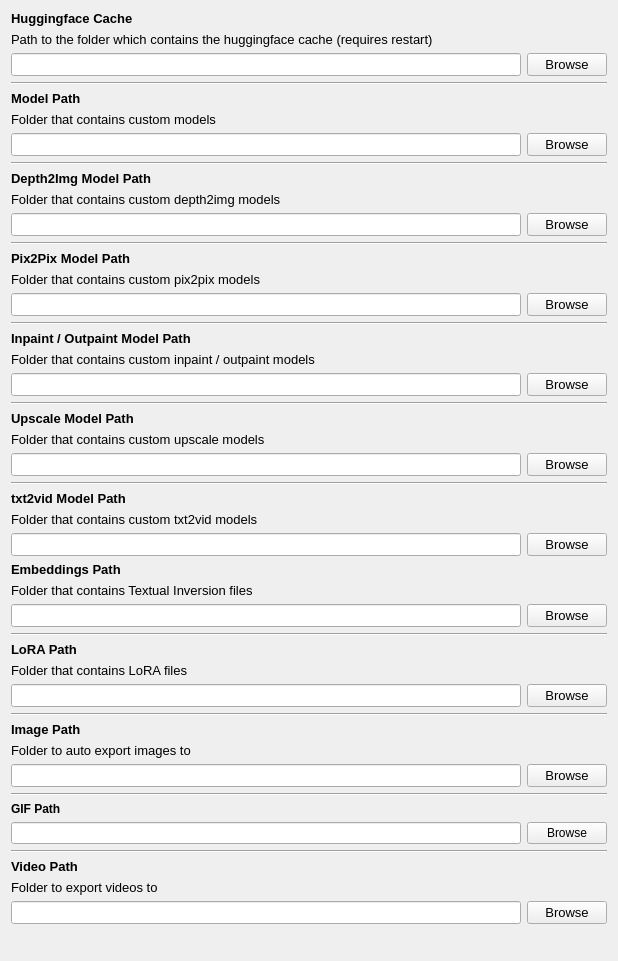
First picture: the form in src/airunner/pyqt/widgets/paths.ui, repository Capsize-Games/airunner, before the edit.
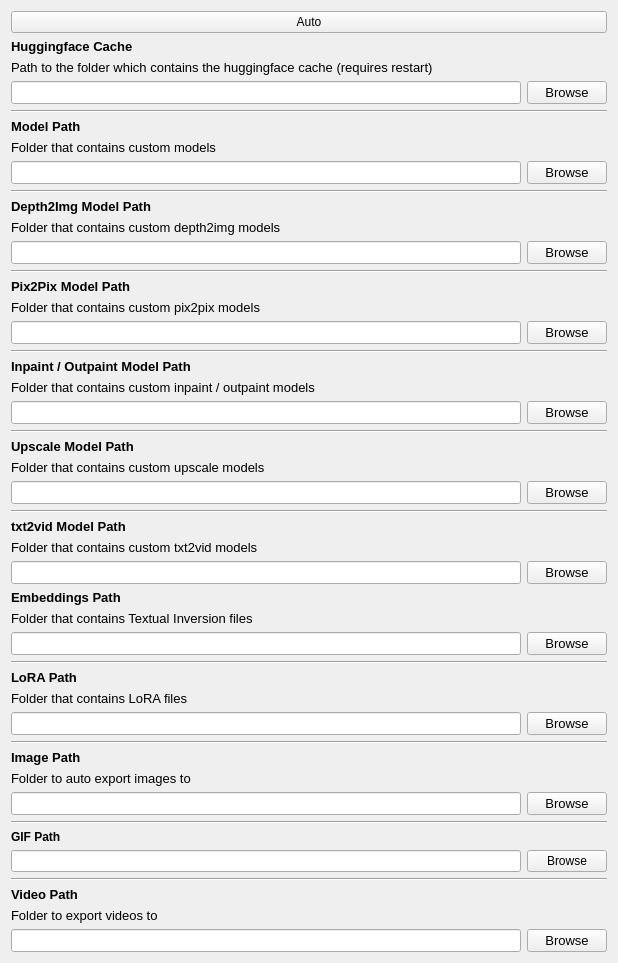
Second picture: the form after the edit.

Commit message: updates to paths widget

```diff
--- a/src/airunner/pyqt/widgets/paths.ui
+++ b/src/airunner/pyqt/widgets/paths.ui
@@ -14,134 +14,72 @@
    <string>Form</string>
   </property>
   <layout class="QGridLayout" name="gridLayout">
-   <item row="29" column="0">
-    <layout class="QHBoxLayout" name="horizontalLayout_10">
-     <item>
-      <widget class="QLineEdit" name="txt2vid_model_path">
-       <property name="font">
-        <font>
-         <family>Ubuntu</family>
-         <pointsize>10</pointsize>
-        </font>
-       </property>
-      </widget>
-     </item>
-     <item>
-      <widget class="QPushButton" name="txt2vid_model_button">
-       <property name="font">
-        <font>
-         <family>Ubuntu</family>
-         <pointsize>10</pointsize>
-        </font>
-       </property>
-       <property name="text">
-        <string>Browse</string>
-       </property>
-      </widget>
-     </item>
-    </layout>
-   </item>
-   <item row="16" column="0">
-    <widget class="QLabel" name="label_11">
-     <property name="font">
-      <font>
-       <pointsize>10</pointsize>
-      </font>
-     </property>
-     <property name="text">
-      <string>Folder that contains custom pix2pix models</string>
-     </property>
-    </widget>
-   </item>
-   <item row="19" column="0">
-    <widget class="QLabel" name="label_14">
-     <property name="font">
-      <font>
-       <pointsize>10</pointsize>
-       <bold>true</bold>
-      </font>
-     </property>
-     <property name="text">
-      <string>Inpaint / Outpaint Model Path</string>
-     </property>
-    </widget>
-   </item>
-   <item row="23" column="0">
-    <widget class="QLabel" name="label_15">
-     <property name="font">
-      <font>
-       <pointsize>10</pointsize>
-       <bold>true</bold>
-      </font>
-     </property>
-     <property name="text">
-      <string>Upscale Model Path</string>
-     </property>
-    </widget>
-   </item>
-   <item row="31" column="0">
-    <widget class="QLabel" name="label_5">
-     <property name="font">
-      <font>
-       <pointsize>10</pointsize>
-       <bold>true</bold>
-      </font>
-     </property>
-     <property name="text">
-      <string>Embeddings Path</string>
-     </property>
-    </widget>
-   </item>
    <item row="40" column="0">
-    <widget class="QLabel" name="label_8">
+    <widget class="QLabel" name="label_7">
      <property name="font">
       <font>
        <pointsize>10</pointsize>
+       <bold>true</bold>
       </font>
      </property>
      <property name="text">
-      <string>Folder to auto export images to</string>
+      <string>Image Path</string>
      </property>
     </widget>
    </item>
-   <item row="1" column="0">
-    <widget class="QLabel" name="label_23">
-     <property name="font">
-      <font>
-       <pointsize>10</pointsize>
-      </font>
+   <item row="5" column="0">
+    <widget class="Line" name="line_10">
+     <property name="orientation">
+      <enum>Qt::Horizontal</enum>
      </property>
-     <property name="text">
-      <string>Path to the folder which contains the huggingface cache (requires restart)</string>
-     </property>
     </widget>
    </item>
-   <item row="32" column="0">
-    <widget class="QLabel" name="label_6">
-     <property name="font">
-      <font>
-       <pointsize>10</pointsize>
-      </font>
+   <item row="35" column="0">
+    <widget class="Line" name="line_2">
+     <property name="orientation">
+      <enum>Qt::Horizontal</enum>
      </property>
-     <property name="text">
-      <string>Folder that contains Textual Inversion files</string>
-     </property>
     </widget>
    </item>
-   <item row="45" column="0">
-    <widget class="QLabel" name="label_21">
+   <item row="16" column="0">
+    <widget class="QLabel" name="label_12">
      <property name="font">
       <font>
-       <pointsize>9</pointsize>
+       <pointsize>10</pointsize>
        <bold>true</bold>
       </font>
      </property>
      <property name="text">
-      <string>GIF Path</string>
+      <string>Pix2Pix Model Path</string>
      </property>
     </widget>
    </item>
-   <item row="9" column="0">
+   <item row="14" column="0">
+    <layout class="QHBoxLayout" name="horizontalLayout_5">
+     <item>
+      <widget class="QLineEdit" name="depth2img_model_path">
+       <property name="font">
+        <font>
+         <pointsize>10</pointsize>
+        </font>
+       </property>
+      </widget>
+     </item>
+     <item>
+      <widget class="QPushButton" name="depth2img_model_button">
+       <property name="font">
+        <font>
+         <pointsize>10</pointsize>
+        </font>
+       </property>
+       <property name="text">
+        <string>Browse</string>
+       </property>
+      </widget>
+     </item>
+    </layout>
+   </item>
+   <item row="10" column="0">
     <layout class="QHBoxLayout" name="horizontalLayout">
      <item>
       <widget class="QLineEdit" name="model_base_path">
@@ -166,7 +104,46 @@
      </item>
     </layout>
    </item>
-   <item row="33" column="0">
+   <item row="36" column="0">
+    <widget class="QLabel" name="label_3">
+     <property name="font">
+      <font>
+       <pointsize>10</pointsize>
+       <bold>true</bold>
+      </font>
+     </property>
+     <property name="text">
+      <string>LoRA Path</string>
+     </property>
+    </widget>
+   </item>
+   <item row="1" column="0">
+    <widget class="QLabel" name="label_22">
+     <property name="font">
+      <font>
+       <pointsize>10</pointsize>
+       <bold>true</bold>
+      </font>
+     </property>
+     <property name="text">
+      <string>Huggingface Cache</string>
+     </property>
+    </widget>
+   </item>
+   <item row="28" column="0">
+    <widget class="QLabel" name="label_19">
+     <property name="font">
+      <font>
+       <pointsize>10</pointsize>
+       <bold>true</bold>
+      </font>
+     </property>
+     <property name="text">
+      <string>txt2vid Model Path</string>
+     </property>
+    </widget>
+   </item>
+   <item row="34" column="0">
     <layout class="QHBoxLayout" name="horizontalLayout_2">
      <item>
       <widget class="QLineEdit" name="embeddings_path">
@@ -191,7 +168,231 @@
      </item>
     </layout>
    </item>
+   <item row="33" column="0">
+    <widget class="QLabel" name="label_6">
+     <property name="font">
+      <font>
+       <pointsize>10</pointsize>
+      </font>
+     </property>
+     <property name="text">
+      <string>Folder that contains Textual Inversion files</string>
+     </property>
+    </widget>
+   </item>
+   <item row="32" column="0">
+    <widget class="QLabel" name="label_5">
+     <property name="font">
+      <font>
+       <pointsize>10</pointsize>
+       <bold>true</bold>
+      </font>
+     </property>
+     <property name="text">
+      <string>Embeddings Path</string>
+     </property>
+    </widget>
+   </item>
+   <item row="23" column="0">
+    <widget class="Line" name="line_6">
+     <property name="orientation">
+      <enum>Qt::Horizontal</enum>
+     </property>
+    </widget>
+   </item>
    <item row="46" column="0">
+    <widget class="QLabel" name="label_21">
+     <property name="font">
+      <font>
+       <pointsize>9</pointsize>
+       <bold>true</bold>
+      </font>
+     </property>
+     <property name="text">
+      <string>GIF Path</string>
+     </property>
+    </widget>
+   </item>
+   <item row="38" column="0">
+    <layout class="QHBoxLayout" name="horizontalLayout_3">
+     <item>
+      <widget class="QLineEdit" name="lora_path">
+       <property name="font">
+        <font>
+         <pointsize>10</pointsize>
+        </font>
+       </property>
+      </widget>
+     </item>
+     <item>
+      <widget class="QPushButton" name="lora_button">
+       <property name="font">
+        <font>
+         <pointsize>10</pointsize>
+        </font>
+       </property>
+       <property name="text">
+        <string>Browse</string>
+       </property>
+      </widget>
+     </item>
+    </layout>
+   </item>
+   <item row="30" column="0">
+    <layout class="QHBoxLayout" name="horizontalLayout_10">
+     <item>
+      <widget class="QLineEdit" name="txt2vid_model_path">
+       <property name="font">
+        <font>
+         <family>Ubuntu</family>
+         <pointsize>10</pointsize>
+        </font>
+       </property>
+      </widget>
+     </item>
+     <item>
+      <widget class="QPushButton" name="txt2vid_model_button">
+       <property name="font">
+        <font>
+         <family>Ubuntu</family>
+         <pointsize>10</pointsize>
+        </font>
+       </property>
+       <property name="text">
+        <string>Browse</string>
+       </property>
+      </widget>
+     </item>
+    </layout>
+   </item>
+   <item row="18" column="0">
+    <layout class="QHBoxLayout" name="horizontalLayout_6">
+     <item>
+      <widget class="QLineEdit" name="pix2pix_model_path">
+       <property name="font">
+        <font>
+         <pointsize>10</pointsize>
+        </font>
+       </property>
+      </widget>
+     </item>
+     <item>
+      <widget class="QPushButton" name="pix2pix_model_button">
+       <property name="font">
+        <font>
+         <pointsize>10</pointsize>
+        </font>
+       </property>
+       <property name="text">
+        <string>Browse</string>
+       </property>
+      </widget>
+     </item>
+    </layout>
+   </item>
+   <item row="37" column="0">
+    <widget class="QLabel" name="label_4">
+     <property name="font">
+      <font>
+       <pointsize>10</pointsize>
+      </font>
+     </property>
+     <property name="text">
+      <string>Folder that contains LoRA files</string>
+     </property>
+    </widget>
+   </item>
+   <item row="52" column="0">
+    <layout class="QHBoxLayout" name="horizontalLayout_9">
+     <item>
+      <widget class="QLineEdit" name="video_path">
+       <property name="font">
+        <font>
+         <pointsize>10</pointsize>
+        </font>
+       </property>
+      </widget>
+     </item>
+     <item>
+      <widget class="QPushButton" name="video_button">
+       <property name="font">
+        <font>
+         <pointsize>10</pointsize>
+        </font>
+       </property>
+       <property name="text">
+        <string>Browse</string>
+       </property>
+      </widget>
+     </item>
+    </layout>
+   </item>
+   <item row="20" column="0">
+    <widget class="QLabel" name="label_14">
+     <property name="font">
+      <font>
+       <pointsize>10</pointsize>
+       <bold>true</bold>
+      </font>
+     </property>
+     <property name="text">
+      <string>Inpaint / Outpaint Model Path</string>
+     </property>
+    </widget>
+   </item>
+   <item row="11" column="0">
+    <widget class="Line" name="line">
+     <property name="minimumSize">
+      <size>
+       <width>0</width>
+       <height>0</height>
+      </size>
+     </property>
+     <property name="orientation">
+      <enum>Qt::Horizontal</enum>
+     </property>
+    </widget>
+   </item>
+   <item row="19" column="0">
+    <widget class="Line" name="line_5">
+     <property name="orientation">
+      <enum>Qt::Horizontal</enum>
+     </property>
+    </widget>
+   </item>
+   <item row="39" column="0">
+    <widget class="Line" name="line_3">
+     <property name="orientation">
+      <enum>Qt::Horizontal</enum>
+     </property>
+    </widget>
+   </item>
+   <item row="9" column="0">
+    <widget class="QLabel" name="label_2">
+     <property name="font">
+      <font>
+       <pointsize>10</pointsize>
+      </font>
+     </property>
+     <property name="text">
+      <string>Folder that contains custom models</string>
+     </property>
+    </widget>
+   </item>
+   <item row="50" column="0">
+    <widget class="QLabel" name="label_17">
+     <property name="font">
+      <font>
+       <pointsize>10</pointsize>
+       <bold>true</bold>
+      </font>
+     </property>
+     <property name="text">
+      <string>Video Path</string>
+     </property>
+    </widget>
+   </item>
+   <item row="47" column="0">
     <layout class="QHBoxLayout" name="horizontalLayout_11">
      <item>
       <widget class="QLineEdit" name="gif_path">
@@ -216,7 +417,7 @@
      </item>
     </layout>
    </item>
-   <item row="20" column="0">
+   <item row="21" column="0">
     <widget class="QLabel" name="label_13">
      <property name="font">
       <font>
@@ -228,14 +429,83 @@
      </property>
     </widget>
    </item>
-   <item row="38" column="0">
-    <widget class="Line" name="line_3">
+   <item row="15" column="0">
+    <widget class="Line" name="line_4">
      <property name="orientation">
       <enum>Qt::Horizontal</enum>
      </property>
     </widget>
    </item>
-   <item row="3" column="0">
+   <item row="22" column="0">
+    <layout class="QHBoxLayout" name="horizontalLayout_7">
+     <item>
+      <widget class="QLineEdit" name="outpaint_model_path">
+       <property name="font">
+        <font>
+         <pointsize>10</pointsize>
+        </font>
+       </property>
+      </widget>
+     </item>
+     <item>
+      <widget class="QPushButton" name="outpaint_model_button">
+       <property name="font">
+        <font>
+         <pointsize>10</pointsize>
+        </font>
+       </property>
+       <property name="text">
+        <string>Browse</string>
+       </property>
+      </widget>
+     </item>
+    </layout>
+   </item>
+   <item row="41" column="0">
+    <widget class="QLabel" name="label_8">
+     <property name="font">
+      <font>
+       <pointsize>10</pointsize>
+      </font>
+     </property>
+     <property name="text">
+      <string>Folder to auto export images to</string>
+     </property>
+    </widget>
+   </item>
+   <item row="12" column="0">
+    <widget class="QLabel" name="label_10">
+     <property name="font">
+      <font>
+       <pointsize>10</pointsize>
+       <bold>true</bold>
+      </font>
+     </property>
+     <property name="text">
+      <string>Depth2Img Model Path</string>
+     </property>
+    </widget>
+   </item>
+   <item row="2" column="0">
+    <widget class="QLabel" name="label_23">
+     <property name="font">
+      <font>
+       <pointsize>10</pointsize>
+      </font>
+     </property>
+     <property name="text">
+      <string>Path to the folder which contains the huggingface cache (requires restart)</string>
+     </property>
+    </widget>
+   </item>
+   <item row="49" column="0">
+    <widget class="Line" name="line_9">
+     <property name="orientation">
+      <enum>Qt::Horizontal</enum>
+     </property>
+    </widget>
+   </item>
+   <item row="4" column="0">
     <layout class="QHBoxLayout" name="horizontalLayout_12">
      <item>
       <widget class="QLineEdit" name="hf_cache_path">
@@ -260,7 +530,7 @@
      </item>
     </layout>
    </item>
-   <item row="52" column="0">
+   <item row="53" column="0">
     <spacer name="verticalSpacer">
      <property name="orientation">
       <enum>Qt::Vertical</enum>
@@ -273,89 +543,20 @@
      </property>
     </spacer>
    </item>
+   <item row="24" column="0">
+    <widget class="QLabel" name="label_15">
+     <property name="font">
+      <font>
+       <pointsize>10</pointsize>
+       <bold>true</bold>
+      </font>
+     </property>
+     <property name="text">
+      <string>Upscale Model Path</string>
+     </property>
+    </widget>
+   </item>
    <item row="51" column="0">
-    <layout class="QHBoxLayout" name="horizontalLayout_9">
-     <item>
-      <widget class="QLineEdit" name="video_path">
-       <property name="font">
-        <font>
-         <pointsize>10</pointsize>
-        </font>
-       </property>
-      </widget>
-     </item>
-     <item>
-      <widget class="QPushButton" name="video_button">
-       <property name="font">
-        <font>
-         <pointsize>10</pointsize>
-        </font>
-       </property>
-       <property name="text">
-        <string>Browse</string>
-       </property>
-      </widget>
-     </item>
-    </layout>
-   </item>
-   <item row="48" column="0">
-    <widget class="Line" name="line_9">
-     <property name="orientation">
-      <enum>Qt::Horizontal</enum>
-     </property>
-    </widget>
-   </item>
-   <item row="25" column="0">
-    <layout class="QHBoxLayout" name="horizontalLayout_8">
-     <item>
-      <widget class="QLineEdit" name="upscale_model_path">
-       <property name="font">
-        <font>
-         <pointsize>10</pointsize>
-        </font>
-       </property>
-      </widget>
-     </item>
-     <item>
-      <widget class="QPushButton" name="upscale_model_button">
-       <property name="font">
-        <font>
-         <pointsize>10</pointsize>
-        </font>
-       </property>
-       <property name="text">
-        <string>Browse</string>
-       </property>
-      </widget>
-     </item>
-    </layout>
-   </item>
-   <item row="10" column="0">
-    <widget class="Line" name="line">
-     <property name="minimumSize">
-      <size>
-       <width>0</width>
-       <height>0</height>
-      </size>
-     </property>
-     <property name="orientation">
-      <enum>Qt::Horizontal</enum>
-     </property>
-    </widget>
-   </item>
-   <item row="28" column="0">
-    <widget class="QLabel" name="label_20">
-     <property name="font">
-      <font>
-       <pointsize>10</pointsize>
-      </font>
-     </property>
-     <property name="text">
-      <string>Folder that contains custom txt2vid models</string>
-     </property>
-    </widget>
-   </item>
-   <item row="50" column="0">
     <widget class="QLabel" name="label_18">
      <property name="font">
       <font>
@@ -367,164 +568,7 @@
      </property>
     </widget>
    </item>
-   <item row="37" column="0">
-    <layout class="QHBoxLayout" name="horizontalLayout_3">
-     <item>
-      <widget class="QLineEdit" name="lora_path">
-       <property name="font">
-        <font>
-         <pointsize>10</pointsize>
-        </font>
-       </property>
-      </widget>
-     </item>
-     <item>
-      <widget class="QPushButton" name="lora_button">
-       <property name="font">
-        <font>
-         <pointsize>10</pointsize>
-        </font>
-       </property>
-       <property name="text">
-        <string>Browse</string>
-       </property>
-      </widget>
-     </item>
-    </layout>
-   </item>
-   <item row="49" column="0">
-    <widget class="QLabel" name="label_17">
-     <property name="font">
-      <font>
-       <pointsize>10</pointsize>
-       <bold>true</bold>
-      </font>
-     </property>
-     <property name="text">
-      <string>Video Path</string>
-     </property>
-    </widget>
-   </item>
-   <item row="12" column="0">
-    <widget class="QLabel" name="label_9">
-     <property name="font">
-      <font>
-       <pointsize>10</pointsize>
-      </font>
-     </property>
-     <property name="text">
-      <string>Folder that contains custom depth2img models</string>
-     </property>
-    </widget>
-   </item>
-   <item row="39" column="0">
-    <widget class="QLabel" name="label_7">
-     <property name="font">
-      <font>
-       <pointsize>10</pointsize>
-       <bold>true</bold>
-      </font>
-     </property>
-     <property name="text">
-      <string>Image Path</string>
-     </property>
-    </widget>
-   </item>
-   <item row="13" column="0">
-    <layout class="QHBoxLayout" name="horizontalLayout_5">
-     <item>
-      <widget class="QLineEdit" name="depth2img_model_path">
-       <property name="font">
-        <font>
-         <pointsize>10</pointsize>
-        </font>
-       </property>
-      </widget>
-     </item>
-     <item>
-      <widget class="QPushButton" name="depth2img_model_button">
-       <property name="font">
-        <font>
-         <pointsize>10</pointsize>
-        </font>
-       </property>
-       <property name="text">
-        <string>Browse</string>
-       </property>
-      </widget>
-     </item>
-    </layout>
-   </item>
-   <item row="17" column="0">
-    <layout class="QHBoxLayout" name="horizontalLayout_6">
-     <item>
-      <widget class="QLineEdit" name="pix2pix_model_path">
-       <property name="font">
-        <font>
-         <pointsize>10</pointsize>
-        </font>
-       </property>
-      </widget>
-     </item>
-     <item>
-      <widget class="QPushButton" name="pix2pix_model_button">
-       <property name="font">
-        <font>
-         <pointsize>10</pointsize>
-        </font>
-       </property>
-       <property name="text">
-        <string>Browse</string>
-       </property>
-      </widget>
-     </item>
-    </layout>
-   </item>
    <item row="8" column="0">
-    <widget class="QLabel" name="label_2">
-     <property name="font">
-      <font>
-       <pointsize>10</pointsize>
-      </font>
-     </property>
-     <property name="text">
-      <string>Folder that contains custom models</string>
-     </property>
-    </widget>
-   </item>
-   <item row="44" column="0">
-    <widget class="Line" name="line_8">
-     <property name="orientation">
-      <enum>Qt::Horizontal</enum>
-     </property>
-    </widget>
-   </item>
-   <item row="27" column="0">
-    <widget class="QLabel" name="label_19">
-     <property name="font">
-      <font>
-       <pointsize>10</pointsize>
-       <bold>true</bold>
-      </font>
-     </property>
-     <property name="text">
-      <string>txt2vid Model Path</string>
-     </property>
-    </widget>
-   </item>
-   <item row="36" column="0">
-    <widget class="QLabel" name="label_4">
-     <property name="font">
-      <font>
-       <pointsize>10</pointsize>
-      </font>
-     </property>
-     <property name="text">
-      <string>Folder that contains LoRA files</string>
-     </property>
-    </widget>
-   </item>
-   <item row="7" column="0">
     <widget class="QLabel" name="label">
      <property name="font">
       <font>
@@ -537,74 +581,57 @@
      </property>
     </widget>
    </item>
-   <item row="18" column="0">
-    <widget class="Line" name="line_5">
-     <property name="orientation">
-      <enum>Qt::Horizontal</enum>
-     </property>
-    </widget>
-   </item>
-   <item row="11" column="0">
-    <widget class="QLabel" name="label_10">
-     <property name="font">
-      <font>
-       <pointsize>10</pointsize>
-       <bold>true</bold>
-      </font>
-     </property>
-     <property name="text">
-      <string>Depth2Img Model Path</string>
-     </property>
-    </widget>
+   <item row="42" column="0">
+    <layout class="QHBoxLayout" name="horizontalLayout_4">
+     <item>
+      <widget class="QLineEdit" name="image_path">
+       <property name="font">
+        <font>
+         <pointsize>10</pointsize>
+        </font>
+       </property>
+      </widget>
+     </item>
+     <item>
+      <widget class="QPushButton" name="image_button">
+       <property name="font">
+        <font>
+         <pointsize>10</pointsize>
+        </font>
+       </property>
+       <property name="text">
+        <string>Browse</string>
+       </property>
+      </widget>
+     </item>
+    </layout>
    </item>
    <item row="26" column="0">
-    <widget class="Line" name="line_7">
-     <property name="orientation">
-      <enum>Qt::Horizontal</enum>
-     </property>
-    </widget>
+    <layout class="QHBoxLayout" name="horizontalLayout_8">
+     <item>
+      <widget class="QLineEdit" name="upscale_model_path">
+       <property name="font">
+        <font>
+         <pointsize>10</pointsize>
+        </font>
+       </property>
+      </widget>
+     </item>
+     <item>
+      <widget class="QPushButton" name="upscale_model_button">
+       <property name="font">
+        <font>
+         <pointsize>10</pointsize>
+        </font>
+       </property>
+       <property name="text">
+        <string>Browse</string>
+       </property>
+      </widget>
+     </item>
+    </layout>
    </item>
-   <item row="35" column="0">
-    <widget class="QLabel" name="label_3">
-     <property name="font">
-      <font>
-       <pointsize>10</pointsize>
-       <bold>true</bold>
-      </font>
-     </property>
-     <property name="text">
-      <string>LoRA Path</string>
-     </property>
-    </widget>
-   </item>
-   <item row="22" column="0">
-    <widget class="Line" name="line_6">
-     <property name="orientation">
-      <enum>Qt::Horizontal</enum>
-     </property>
-    </widget>
-   </item>
-   <item row="15" column="0">
-    <widget class="QLabel" name="label_12">
-     <property name="font">
-      <font>
-       <pointsize>10</pointsize>
-       <bold>true</bold>
-      </font>
-     </property>
-     <property name="text">
-      <string>Pix2Pix Model Path</string>
-     </property>
-    </widget>
-   </item>
-   <item row="34" column="0">
-    <widget class="Line" name="line_2">
-     <property name="orientation">
-      <enum>Qt::Horizontal</enum>
-     </property>
-    </widget>
-   </item>
-   <item row="24" column="0">
+   <item row="25" column="0">
     <widget class="QLabel" name="label_16">
      <property name="font">
       <font>
@@ -616,80 +643,60 @@
      </property>
     </widget>
    </item>
-   <item row="14" column="0">
-    <widget class="Line" name="line_4">
+   <item row="13" column="0">
+    <widget class="QLabel" name="label_9">
+     <property name="font">
+      <font>
+       <pointsize>10</pointsize>
+      </font>
+     </property>
+     <property name="text">
+      <string>Folder that contains custom depth2img models</string>
+     </property>
+    </widget>
+   </item>
+   <item row="17" column="0">
+    <widget class="QLabel" name="label_11">
+     <property name="font">
+      <font>
+       <pointsize>10</pointsize>
+      </font>
+     </property>
+     <property name="text">
+      <string>Folder that contains custom pix2pix models</string>
+     </property>
+    </widget>
+   </item>
+   <item row="29" column="0">
+    <widget class="QLabel" name="label_20">
+     <property name="font">
+      <font>
+       <pointsize>10</pointsize>
+      </font>
+     </property>
+     <property name="text">
+      <string>Folder that contains custom txt2vid models</string>
+     </property>
+    </widget>
+   </item>
+   <item row="27" column="0">
+    <widget class="Line" name="line_7">
      <property name="orientation">
       <enum>Qt::Horizontal</enum>
      </property>
     </widget>
    </item>
-   <item row="21" column="0">
-    <layout class="QHBoxLayout" name="horizontalLayout_7">
-     <item>
-      <widget class="QLineEdit" name="outpaint_model_path">
-       <property name="font">
-        <font>
-         <pointsize>10</pointsize>
-        </font>
-       </property>
-      </widget>
-     </item>
-     <item>
-      <widget class="QPushButton" name="outpaint_model_button">
-       <property name="font">
-        <font>
-         <pointsize>10</pointsize>
-        </font>
-       </property>
-       <property name="text">
-        <string>Browse</string>
-       </property>
-      </widget>
-     </item>
-    </layout>
+   <item row="45" column="0">
+    <widget class="Line" name="line_8">
+     <property name="orientation">
+      <enum>Qt::Horizontal</enum>
+     </property>
+    </widget>
    </item>
    <item row="0" column="0">
-    <widget class="QLabel" name="label_22">
-     <property name="font">
-      <font>
-       <pointsize>10</pointsize>
-       <bold>true</bold>
-      </font>
-     </property>
+    <widget class="QPushButton" name="auto_button">
      <property name="text">
-      <string>Huggingface Cache</string>
-     </property>
-    </widget>
-   </item>
-   <item row="41" column="0">
-    <layout class="QHBoxLayout" name="horizontalLayout_4">
-     <item>
-      <widget class="QLineEdit" name="image_path">
-       <property name="font">
-        <font>
-         <pointsize>10</pointsize>
-        </font>
-       </property>
-      </widget>
-     </item>
-     <item>
-      <widget class="QPushButton" name="image_button">
-       <property name="font">
-        <font>
-         <pointsize>10</pointsize>
-        </font>
-       </property>
-       <property name="text">
-        <string>Browse</string>
-       </property>
-      </widget>
-     </item>
-    </layout>
-   </item>
-   <item row="4" column="0">
-    <widget class="Line" name="line_10">
-     <property name="orientation">
-      <enum>Qt::Horizontal</enum>
+      <string>Auto</string>
      </property>
     </widget>
    </item>
```
